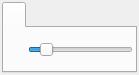
First picture: the form in ui/scenes_view_preferences_widget.ui, repository zkovari/plotlyst, before the edit.
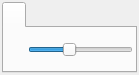
Second picture: the form after the edit.

What changed in the file:
```diff
--- a/ui/scenes_view_preferences_widget.ui
+++ b/ui/scenes_view_preferences_widget.ui
@@ -73,7 +73,7 @@
           <number>300</number>
          </property>
          <property name="value">
-          <number>125</number>
+          <number>175</number>
          </property>
          <property name="orientation">
           <enum>Qt::Horizontal</enum>
```
